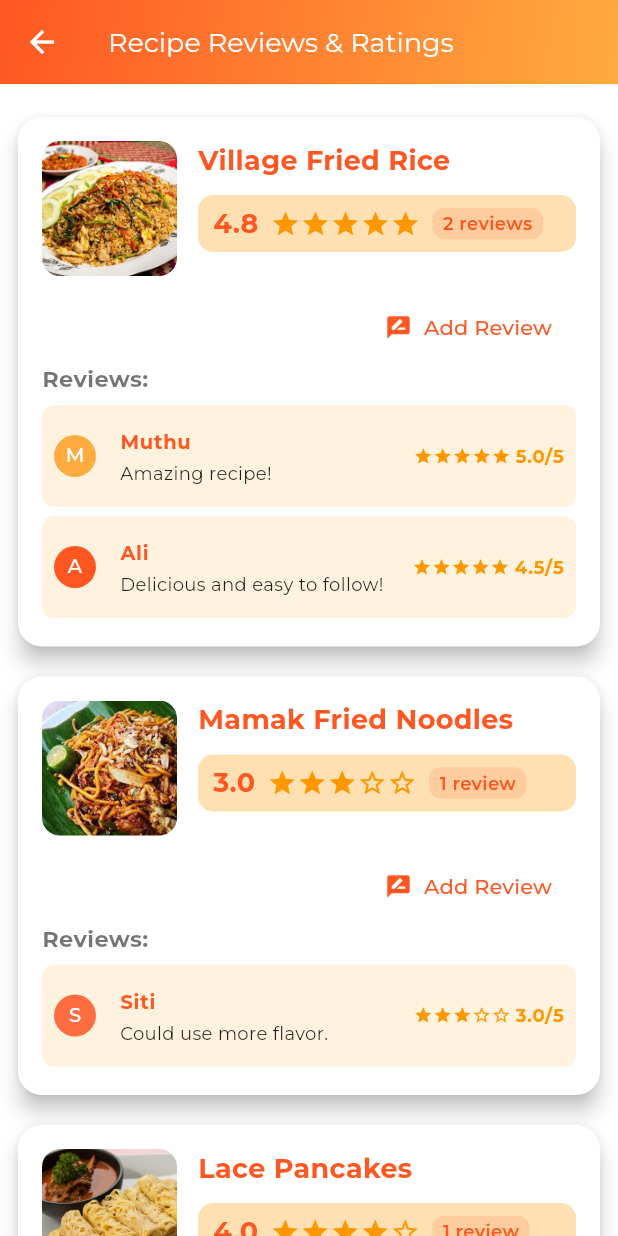
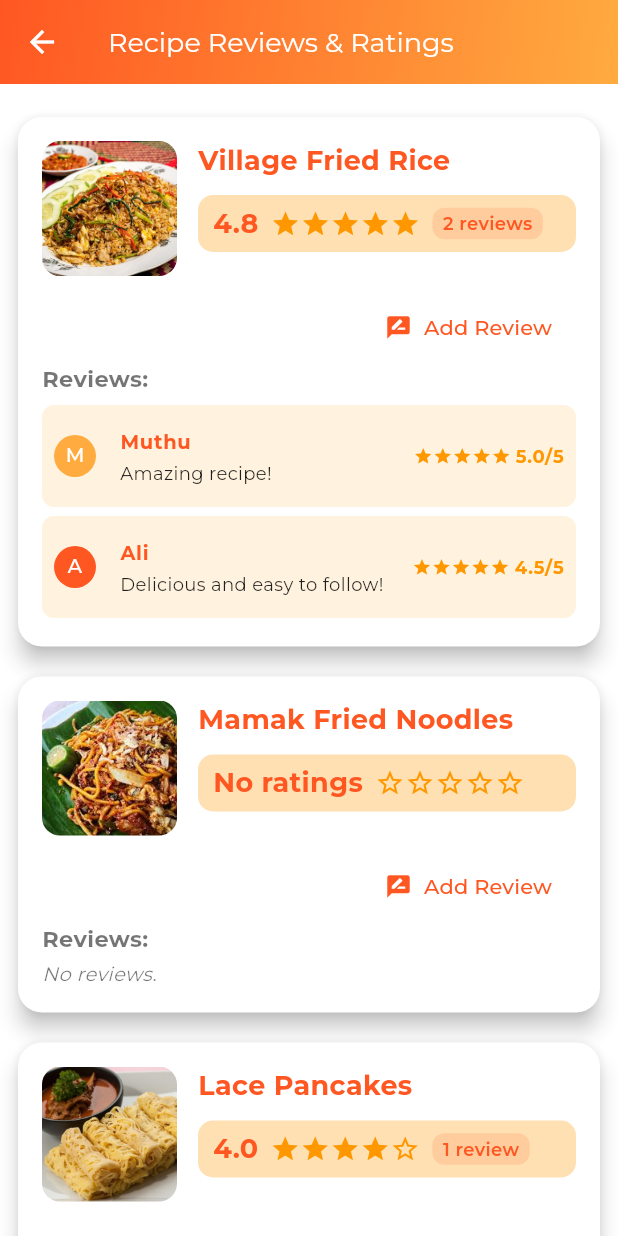
Before and after one commit to camy0330/Dappr, a Flutter app: the RatingPage screen opened directly, on a phone screen of 412 x 824 dp. Run offline on Flutter 3.47's test engine with Material 3 defaults, Android fonts, the phone set to English and light mode, and no system bars; our stand-ins replace audioplayers, logger, lottie, shared_preferences, table_calendar; accounts and stored records are empty.

Commit message:
UPDATE UI/UX

```diff
--- a/lib/data/ratings-data.dart
+++ b/lib/data/ratings-data.dart
@@ -2,7 +2,6 @@ import '../models/rating.dart';
 
 final List<Rating> allRatings = [
   Rating(userName: 'Ali', comment: 'Delicious and easy to follow!', ratingValue: 4.5, recipeId: 'R1'),
-  Rating(userName: 'Siti', comment: 'Could use more flavor.', ratingValue: 3.0, recipeId: 'R2'),
   Rating(userName: 'Muthu', comment: 'Amazing recipe!', ratingValue: 5.0, recipeId: 'R1'),
   Rating(userName: 'Zara', comment: 'My kids loved it.', ratingValue: 4.0, recipeId: 'R3'),
   Rating(userName: 'Daniel', comment: 'Too salty for me.', ratingValue: 2.5, recipeId: 'R4'),
--- a/lib/pages/rating_page.dart
+++ b/lib/pages/rating_page.dart
@@ -3,9 +3,12 @@ import 'package:dappr/data/ratings-data.dart'; // Imports predefined rating data
 import 'package:dappr/data/recipes_data.dart'; // Imports predefined recipe data.
 import 'package:dappr/models/rating.dart'; // Imports the 'Rating' data model definition.
 import 'package:dappr/models/recipe.dart'; // Imports the 'Recipe' data model definition.
+// >>> TAMBAH IMPORT INI UNTUK NAVIGASI KE DETAIL PAGE
+import 'package:dappr/pages/recipe_detail_page.dart';
 import 'package:dappr/providers/rating_provider.dart'; // Imports the 'RatingProvider' for state management of ratings.
 import 'package:flutter/material.dart'; // Imports the core Flutter Material Design library.
 import 'package:provider/provider.dart'; // Imports the 'provider' package for state management.
+
 
 /// A StatefulWidget that displays a list of recipes along with their ratings and allows users to add or edit reviews.
 class RatingPage extends StatefulWidget {
@@ -232,13 +235,26 @@ class _RatingPageState extends State<RatingPage> {
                     children: [
                       // Conditionally displays the recipe image if the URL is not empty.
                       if (recipe.imageUrl.isNotEmpty)
-                        ClipRRect(
+                        // >>> PERUBAHAN: BUNGKUS IMEJ DENGAN INKWELL
+                        InkWell(
+                          onTap: () {
+                            // Navigasi ke RecipeDetailPage apabila imej ditekan
+                            Navigator.push(
+                              context,
+                              MaterialPageRoute(
+                                builder: (ctx) => RecipeDetailPage(recipe: recipe), // Hantar objek resipi
+                              ),
+                            );
+                          },
+                          borderRadius: BorderRadius.circular(12), // Pastikan ia sama dengan ClipRRect
+                          child: ClipRRect(
                             borderRadius: BorderRadius.circular(12), // Applies rounded corners to the image.
                             child: Image.asset(
                               recipe.imageUrl, // Loads the image from assets.
                               height: 90, // Sets the height of the image.
                               width: 90, // Sets the width of the image.
                               fit: BoxFit.cover, // Ensures the image covers its box.
+                            ),
                           ),
                         ),
                       const SizedBox(width: 14), // Adds horizontal spacing.
```
Lines whose indentation alone changed are shown as unchanged.
